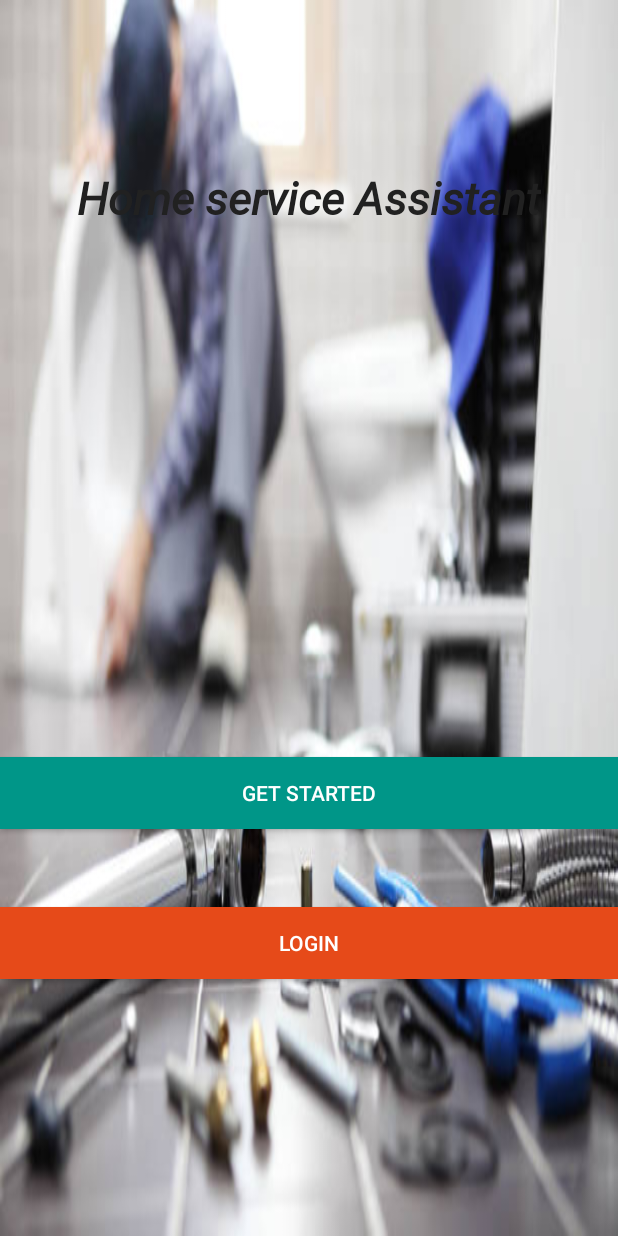
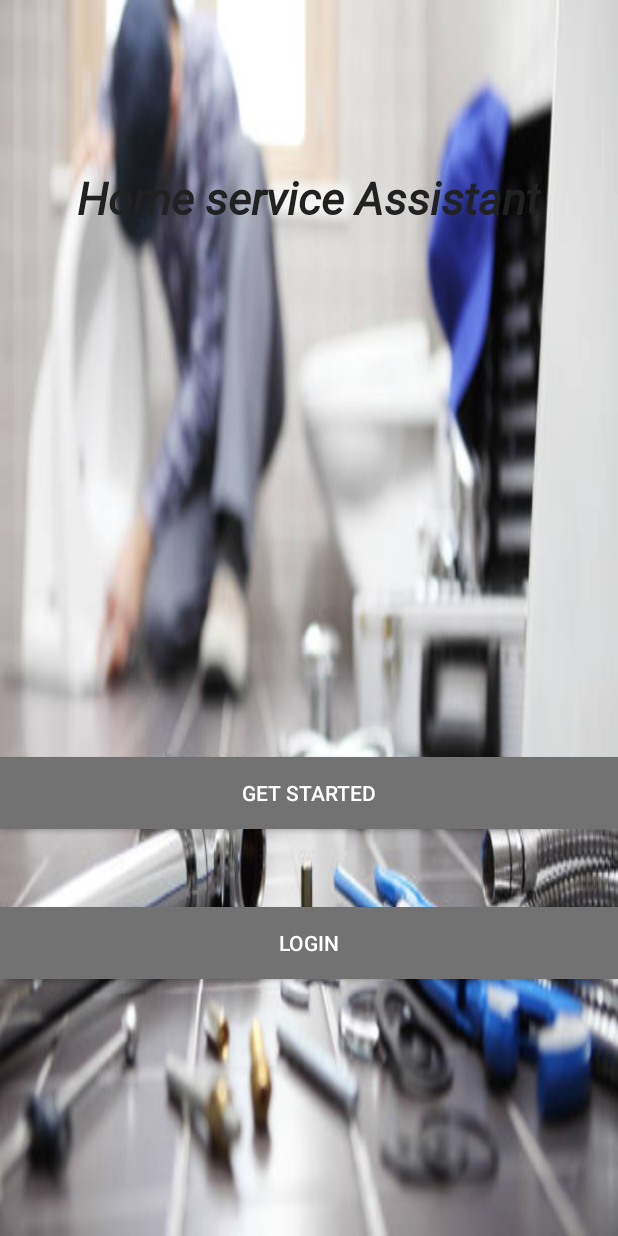
Before and after one commit to George-Stephen/Home-service-Assistant, an Android app: the screen it shows after launch (MainActivity), on a phone screen of 412 x 824 dp. Run offline under Robolectric (Android 15) with nearby library versions, the phone set to English and light mode, and no system bars; our stand-ins replace ButterKnife.

Commit message:
finished the ui

```diff
--- a/app/src/main/res/layout/activity_main.xml
+++ b/app/src/main/res/layout/activity_main.xml
@@ -19,18 +19,19 @@
         android:layout_height="wrap_content"
         android:layout_alignParentBottom="true"
         android:layout_marginBottom="271dp"
-        android:background="@color/colorAccent"
+        android:background="@color/colorSecondaryText"
         android:text="Get started"
-        android:textColor="@color/colorTextIcons" />
+        android:textColor="@color/colorTextIcons"
+        android:visibility="visible" />
 
     <Button
+        android:id="@+id/login"
         android:layout_width="match_parent"
         android:layout_height="wrap_content"
         android:layout_alignParentBottom="true"
         android:layout_marginTop="40dp"
         android:layout_marginBottom="171dp"
-        android:background="@color/colorPrimaryDark"
-        android:id="@+id/login"
+        android:background="@color/colorSecondaryText"
         android:text="Login"
         android:textColor="@color/colorTextIcons" />
 
```
